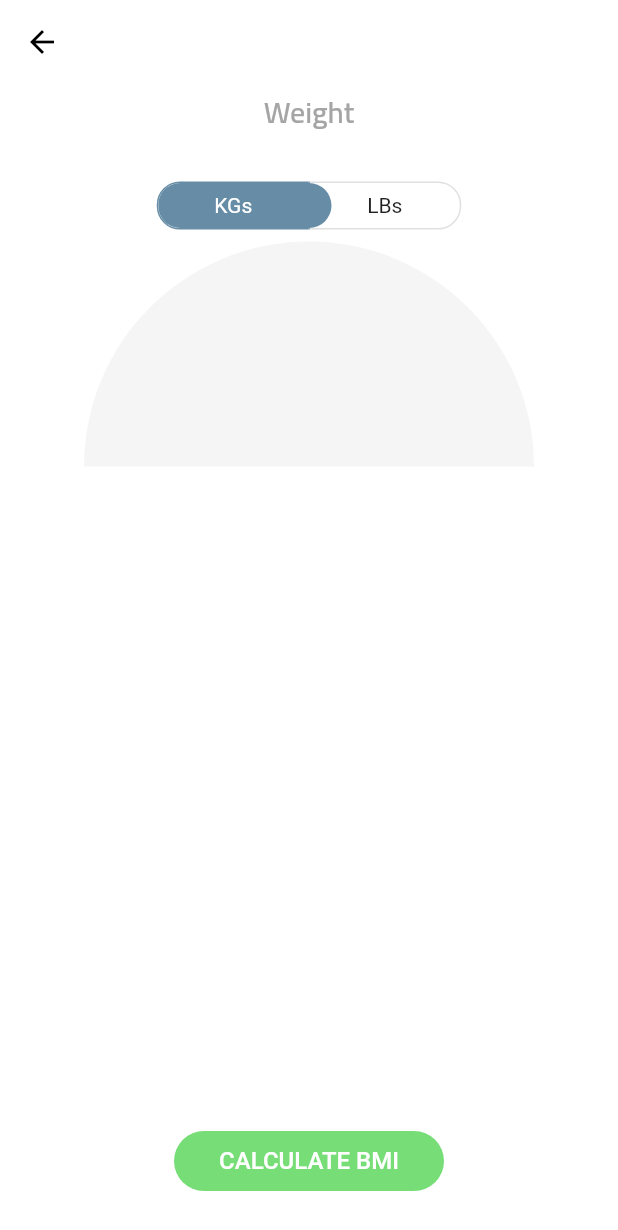
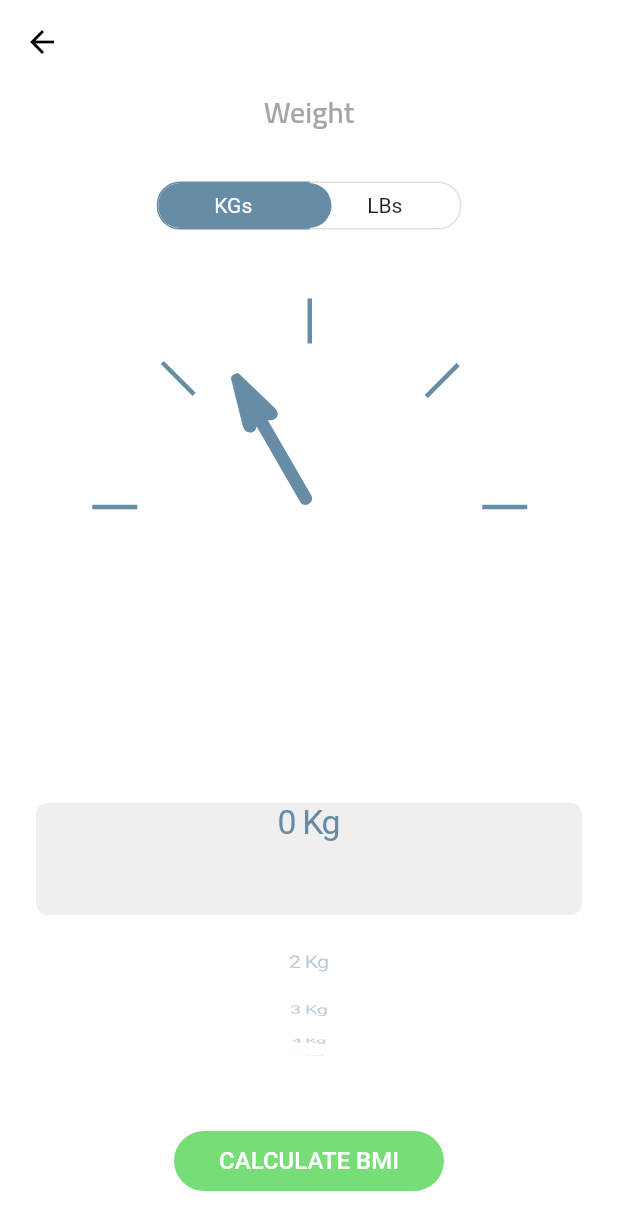
Before and after one commit to niraj97/Flutter-BMI-Calculator, a Flutter app: the screen it shows after launch, after a tap on "CONTINUE", on a phone screen of 412 x 824 dp. Shown: the top 1230 px of the screen. Run offline on Flutter 3.47's test engine with Material 2 defaults, Android fonts, the phone set to English and light mode, and no system bars; our stand-ins replace flutter_svg.

Commit message:
weight page completed

```diff
--- a/lib/height/height_card.dart
+++ b/lib/height/height_card.dart
@@ -95,13 +95,15 @@ class _HeightCardState extends State<HeightCard> {
             flex: 1,
             child: CupertinoPicker(
               useMagnifier: true,
+              magnification: 1.5,
+              scrollController: FixedExtentScrollController(initialItem: 10),
               itemExtent: 50,
               onSelectedItemChanged: (index) {
                 setState(() {
                   if (widget.unit == 'meters') {
                     imageHeight = 140.0 + index.toDouble();
                     heightMark = 135.0 + index.toDouble();
-                  } else {
+                  } else if (widget.unit == 'feet') {
                     index = 0;
                     imageHeight = 140.0 + 2.5 * index.toDouble();
                     heightMark = 135.0 + 2.5 * index.toDouble();
--- a/lib/screens/weight_page.dart
+++ b/lib/screens/weight_page.dart
@@ -1,6 +1,12 @@
+import 'dart:math';
+
+import 'package:flutter/cupertino.dart';
 import 'package:flutter/material.dart';
 import 'package:bmigoodui/constants.dart';
-import 'package:bmigoodui/util/my_painter.dart';
+import 'package:flutter_svg/flutter_svg.dart';
+
+const int minWeight = 0;
+const int maxWeight = 150;
 
 class WeightPage extends StatefulWidget {
   @override
@@ -10,6 +16,29 @@ class WeightPage extends StatefulWidget {
 class _WeightPageState extends State<WeightPage> {
   List<bool> selections = [true, false];
   String weightUnits = 'KGs';
+  int weightKgs = 50;
+  double weightAngle = ((50 - minWeight) * pi / maxWeight);
+//  double weightAngle = pi / 2;
+  List<Text> heightTextKgs = [];
+
+  pickerChildrenKgs() {
+    for (int i = minWeight; i <= maxWeight; i++) {
+      heightTextKgs.add(Text(
+        '$i Kg',
+        style: TextStyle(
+          fontSize: 15.0,
+          color: kPickerColor,
+        ),
+      ));
+    }
+  }
+
+  @override
+  void initState() {
+    // TODO: implement initState
+    super.initState();
+    pickerChildrenKgs();
+  }
 
   @override
   Widget build(BuildContext context) {
@@ -80,13 +109,78 @@ class _WeightPageState extends State<WeightPage> {
                   )
                 ],
               ),
+              SizedBox(
+                height: 30.0,
+              ),
               Expanded(
                 flex: 1,
                 child: Column(
                   children: <Widget>[
-                    CustomPaint(
-                      painter: MyPainter(),
-                      size: Size(300, 300),
+                    Stack(
+                      alignment: Alignment.bottomCenter,
+                      children: <Widget>[
+                        SizedBox(
+                          width: 300,
+                          height: 170.0,
+                        ),
+                        WeightLine(
+                          rotateAngle: 1 / 2,
+                          transformHeight: 125.0,
+                          transformWidth: 20.0,
+                        ),
+                        WeightLine(
+                          rotateAngle: 3 / 4,
+                          transformHeight: 40.0,
+                          transformWidth: 62.0,
+                        ),
+                        WeightLine(
+                          rotateAngle: 0,
+                          transformHeight: 0.0,
+                          transformWidth: 149.0,
+                        ),
+                        WeightLine(
+                          rotateAngle: 1 / 4,
+                          transformHeight: 40.0,
+                          transformWidth: 238.0,
+                        ),
+                        WeightLine(
+                          rotateAngle: 1 / 2,
+                          transformHeight: 125.0,
+                          transformWidth: 280.0,
+                        ),
+                        Transform.rotate(
+                          origin: Offset(0, 25),
+                          angle: weightAngle,
+                          child: Transform.translate(
+                            offset: Offset(-50, 25),
+                            child: Transform.rotate(
+                              angle: 3 * pi / 2,
+                              child: SvgPicture.asset(
+                                'assets/images/weight_arrow.svg',
+                                color: kToggleColor,
+                                height: 100.0,
+                              ),
+                            ),
+                          ),
+                        ),
+                      ],
+                    ),
+                    SizedBox(
+                      height: 30.0,
+                    ),
+                    Expanded(
+                      child: CupertinoPicker(
+                        useMagnifier: true,
+                        magnification: 1.5,
+                        itemExtent: 50,
+                        onSelectedItemChanged: (index) {
+                          setState(() {
+                            weightKgs = minWeight + index;
+                            weightAngle = (index * pi / maxWeight);
+                          });
+                        },
+                        children: heightTextKgs,
+                      ),
                     ),
                   ],
                 ),
@@ -122,3 +216,33 @@ class _WeightPageState extends State<WeightPage> {
     );
   }
 }
+
+class WeightLine extends StatelessWidget {
+  final double rotateAngle;
+  final double transformHeight;
+  final double transformWidth;
+
+  WeightLine({this.rotateAngle, this.transformHeight, this.transformWidth});
+
+  @override
+  Widget build(BuildContext context) {
+    return Positioned(
+      left: transformWidth,
+      top: transformHeight,
+      child: Transform.rotate(
+        angle: pi * rotateAngle,
+        child: Padding(
+          padding: EdgeInsets.only(
+            bottom: 6.0,
+            top: 8.0,
+          ),
+          child: Container(
+            height: 30.0,
+            width: 3.0,
+            color: kToggleColor,
+          ),
+        ),
+      ),
+    );
+  }
+}
```
Also changed, not shown: assets/images/height_arrow.svg (added), assets/images/weight_arrow.svg, lib/gender/gender_card.dart (renamed from lib/Gender/gender_card.dart).
